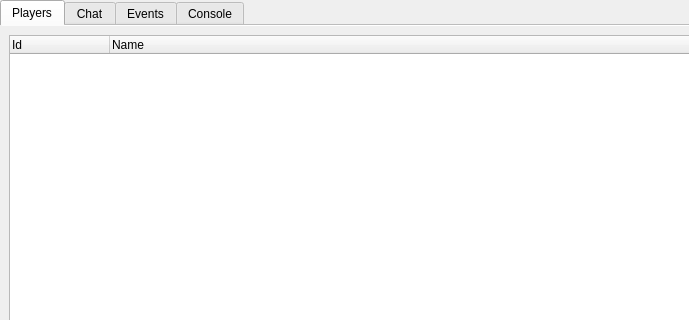
The window that Client/bf4/BF4.ui (OpenRcon/OpenRcon) describes before a commit, drawn with Qt 5; both pictures show x 0 to 689 and y 0 to 320 of the 800 by 600 pixel window.
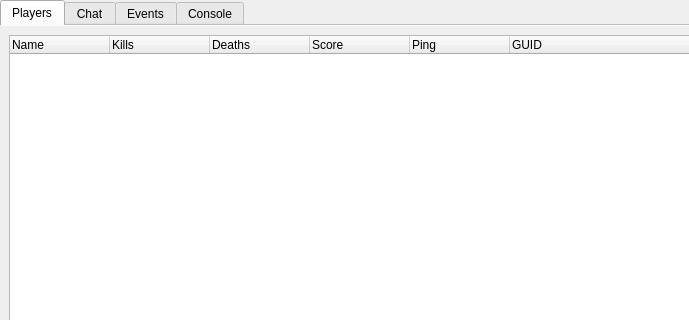
The same window after the commit.

What changed in the file:
```diff
--- a/Client/bf4/BF4.ui
+++ b/Client/bf4/BF4.ui
@@ -29,16 +29,36 @@
    <layout class="QGridLayout" name="gridLayout">
     <item row="0" column="0">
      <widget class="QTreeWidget" name="treeWidget_pl_playerList">
-      <column>
-       <property name="text">
-        <string>Id</string>
-       </property>
-      </column>
       <column>
        <property name="text">
         <string>Name</string>
        </property>
       </column>
+      <column>
+       <property name="text">
+        <string>Kills</string>
+       </property>
+      </column>
+      <column>
+       <property name="text">
+        <string>Deaths</string>
+       </property>
+      </column>
+      <column>
+       <property name="text">
+        <string>Score</string>
+       </property>
+      </column>
+      <column>
+       <property name="text">
+        <string>Ping</string>
+       </property>
+      </column>
+      <column>
+       <property name="text">
+        <string>GUID</string>
+       </property>
+      </column>
      </widget>
     </item>
    </layout>
```
